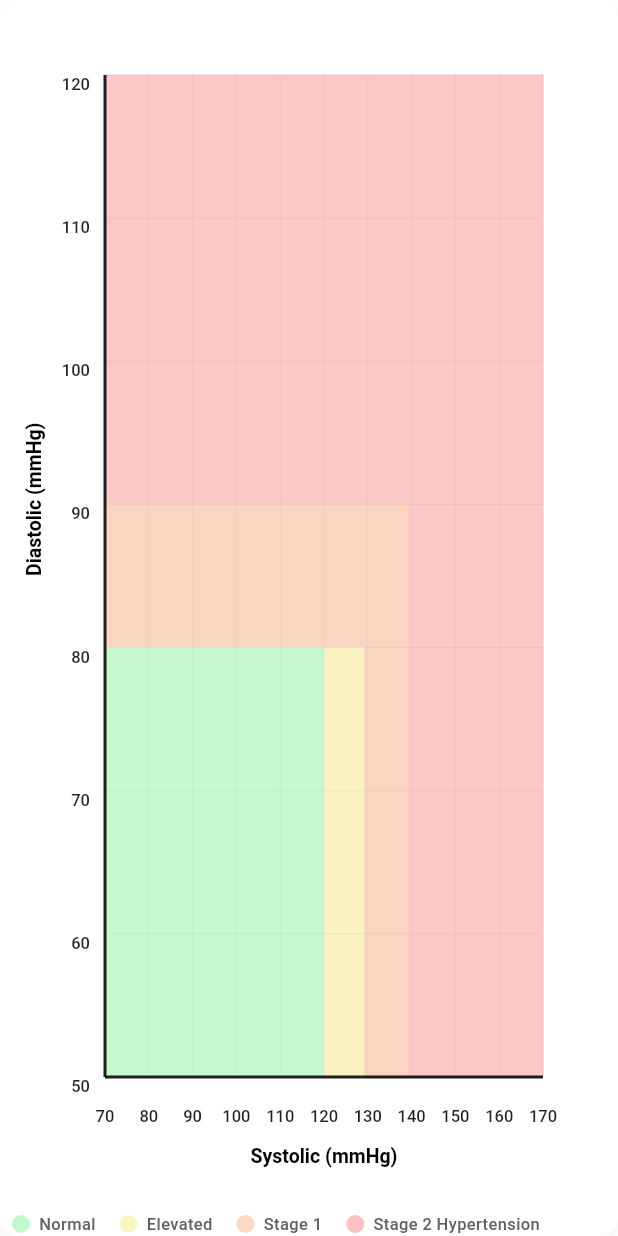
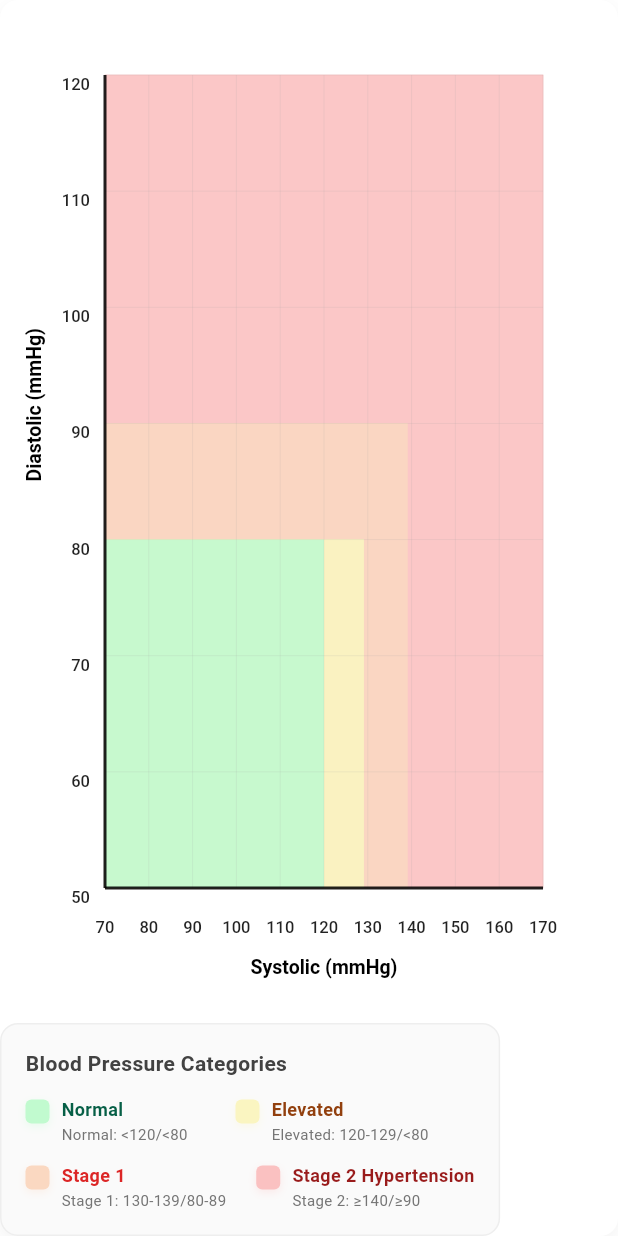
Before and after one commit to herryhou/cardio_tracker, a Flutter app: the ClinicalScatterPlot widget shown alone on an empty page, opened directly with empty values, on a phone screen of 412 x 824 dp. Run offline on Flutter 3.47's test engine with Material 3 defaults, Android fonts, the light colour scheme and no system bars; our stand-ins replace csv, fl_chart, share_plus, sqflite; accounts and stored records are empty; Roboto replaces fonts that are missing (SF Pro Display).

Commit message:
enhance: improve scatter plot legend design
- Add container with background and border for better visibility
- Include title 'Blood Pressure Categories' for context
- Show both category name and blood pressure range description
- Use color-coded text that matches zone severity
- Replace circles with rounded squares and subtle shadows
- Use Wrap layout for better responsive design
- Remove unnecessary horizontal scrolling

Legend is now more informative and visually appealing

```diff
--- a/lib/widgets/clinical_scatter_plot.dart
+++ b/lib/widgets/clinical_scatter_plot.dart
@@ -781,14 +781,93 @@ class _ClinicalScatterPlotState extends State<ClinicalScatterPlot> {
           ),
           const SizedBox(height: 20),
           // Legend
-          SizedBox(
-            width: double.infinity,
-            child: SingleChildScrollView(
-              scrollDirection: Axis.horizontal,
-              child: Padding(
-                padding: const EdgeInsets.symmetric(horizontal: 8),
-                child: _buildLegend(),
-              ),
+          _buildLegend(),
+        ],
+      ),
+    );
+  }
+
+  Widget _buildLegend() {
+    return Container(
+      padding: const EdgeInsets.all(16),
+      decoration: BoxDecoration(
+        color: Colors.grey[50],
+        borderRadius: BorderRadius.circular(12),
+        border: Border.all(color: Colors.grey[200]!),
+      ),
+      child: Column(
+        crossAxisAlignment: CrossAxisAlignment.start,
+        children: [
+          Text(
+            'Blood Pressure Categories',
+            style: TextStyle(
+              fontSize: 14,
+              fontWeight: FontWeight.w600,
+              color: Colors.grey[800],
+            ),
+          ),
+          const SizedBox(height: 12),
+          Wrap(
+            spacing: 20,
+            runSpacing: 12,
+            children: ClinicalZones.zones
+                .map((zone) => _buildEnhancedLegendItem(zone))
+                .toList(),
+          ),
+        ],
+      ),
+    );
+  }
+
+  Widget _buildEnhancedLegendItem(ClinicalZone zone) {
+    return Container(
+      constraints: const BoxConstraints(minWidth: 120),
+      child: Row(
+        mainAxisSize: MainAxisSize.min,
+        crossAxisAlignment: CrossAxisAlignment.start,
+        children: [
+          // Color indicator
+          Container(
+            width: 16,
+            height: 16,
+            margin: const EdgeInsets.only(top: 2),
+            decoration: BoxDecoration(
+              color: zone.color,
+              borderRadius: BorderRadius.circular(4),
+              boxShadow: [
+                BoxShadow(
+                  color: zone.color.withOpacity(0.3),
+                  blurRadius: 4,
+                  offset: const Offset(0, 2),
+                ),
+              ],
+            ),
+          ),
+          const SizedBox(width: 8),
+          // Legend text
+          Flexible(
+            child: Column(
+              crossAxisAlignment: CrossAxisAlignment.start,
+              mainAxisSize: MainAxisSize.min,
+              children: [
+                Text(
+                  zone.name,
+                  style: TextStyle(
+                    fontSize: 12,
+                    fontWeight: FontWeight.w600,
+                    color: _getZoneTextColor(zone.category),
+                  ),
+                ),
+                const SizedBox(height: 2),
+                Text(
+                  zone.description,
+                  style: TextStyle(
+                    fontSize: 10,
+                    color: Colors.grey[600],
+                    height: 1.3,
+                  ),
+                ),
+              ],
             ),
           ),
         ],
@@ -796,37 +875,20 @@ class _ClinicalScatterPlotState extends State<ClinicalScatterPlot> {
     );
   }
 
-  Widget _buildLegend() {
-    return Row(
-      mainAxisSize: MainAxisSize.min,
-      spacing: 16,
-      children:
-          ClinicalZones.zones.map((zone) => _buildLegendItem(zone)).toList(),
-    );
-  }
-
-  Widget _buildLegendItem(ClinicalZone zone) {
-    return Row(
-      mainAxisSize: MainAxisSize.min,
-      children: [
-        Container(
-          width: 12,
-          height: 12,
-          decoration: BoxDecoration(
-            color: zone.color,
-            shape: BoxShape.circle,
-          ),
-        ),
-        const SizedBox(width: 6),
-        Text(
-          zone.name,
-          style: TextStyle(
-            fontSize: 11,
-            fontWeight: FontWeight.w500,
-            color: Colors.grey[700],
-          ),
-        ),
-      ],
-    );
+  Color _getZoneTextColor(BloodPressureCategory category) {
+    switch (category) {
+      case BloodPressureCategory.low:
+        return const Color(0xFF1E40AF); // Dark blue
+      case BloodPressureCategory.normal:
+        return const Color(0xFF065F46); // Dark green
+      case BloodPressureCategory.elevated:
+        return const Color(0xFF92400E); // Dark amber
+      case BloodPressureCategory.stage1:
+        return const Color(0xFFDC2626); // Red
+      case BloodPressureCategory.stage2:
+        return const Color(0xFF991B1B); // Dark red
+      case BloodPressureCategory.crisis:
+        return const Color(0xFF7F1D1D); // Very dark red
+    }
   }
 }
```
